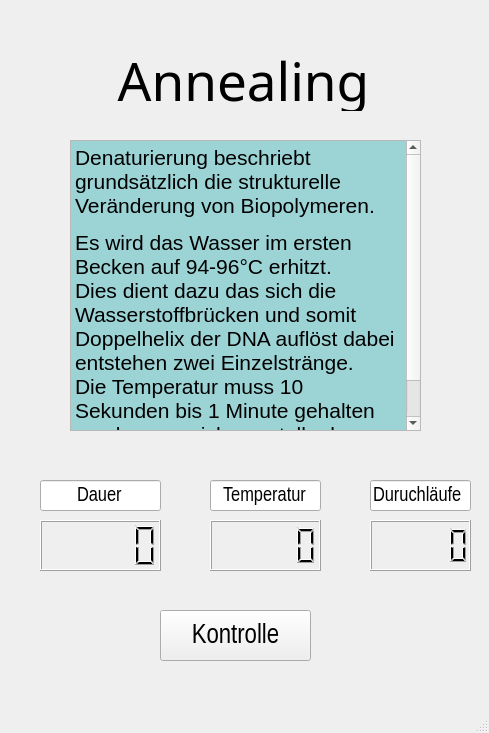
First picture: the form in dipl_Phasenablauf/AblaufWindowAneal_v1.ui, repository diplomarbeit-PCR/Diplomarbeit_PCR, before the edit.
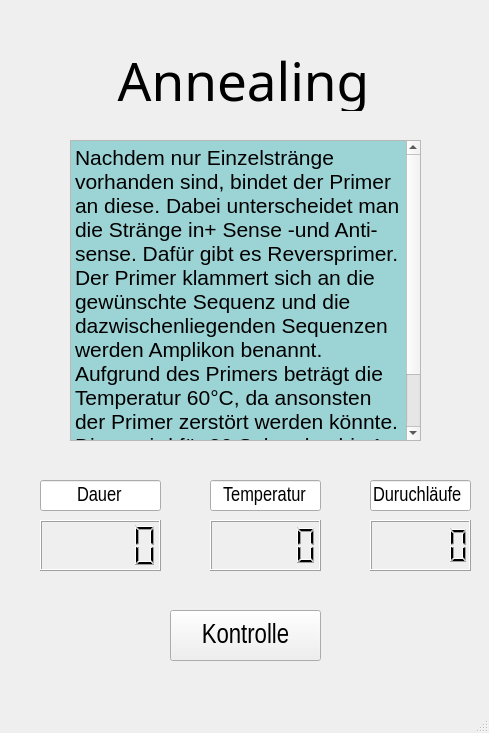
Second picture: the form after the edit.

The edit to the form file:
```diff
--- a/dipl_Phasenablauf/AblaufWindowAneal_v1.ui
+++ b/dipl_Phasenablauf/AblaufWindowAneal_v1.ui
@@ -20,9 +20,12 @@
       <x>70</x>
       <y>140</y>
       <width>351</width>
-      <height>291</height>
+      <height>301</height>
      </rect>
     </property>
+    <property name="readOnly">
+     <bool>true</bool>
+    </property>
     <property name="html">
      <string>&lt;!DOCTYPE HTML PUBLIC &quot;-//W3C//DTD HTML 4.0//EN&quot; &quot;http://www.w3.org/TR/REC-html40/strict.dtd&quot;&gt;
 &lt;html&gt;&lt;head&gt;&lt;meta name=&quot;qrichtext&quot; content=&quot;1&quot; /&gt;&lt;meta charset=&quot;utf-8&quot; /&gt;&lt;style type=&quot;text/css&quot;&gt;
@@ -31,8 +34,7 @@
 li.unchecked::marker { content: &quot;\2610&quot;; }
 li.checked::marker { content: &quot;\2612&quot;; }
 &lt;/style&gt;&lt;/head&gt;&lt;body style=&quot; font-family:'Segoe UI'; font-size:9pt; font-weight:400; font-style:normal;&quot; bgcolor=&quot;#9cd4d6&quot;&gt;
-&lt;p style=&quot; margin-top:12px; margin-bottom:12px; margin-left:0px; margin-right:0px; -qt-block-indent:0; text-indent:0px;&quot;&gt;&lt;span style=&quot; font-family:'Arial Narrow','sans-serif'; font-size:16pt;&quot;&gt;Denaturierung beschriebt grundsätzlich die strukturelle Veränderung von Biopolymeren.&lt;/span&gt;&lt;/p&gt;
-&lt;p style=&quot; margin-top:12px; margin-bottom:12px; margin-left:0px; margin-right:0px; -qt-block-indent:0; text-indent:0px;&quot;&gt;&lt;span style=&quot; font-family:'Arial Narrow','sans-serif'; font-size:16pt;&quot;&gt;Es wird das Wasser im ersten Becken auf 94-96°C erhitzt. &lt;br /&gt;Dies dient dazu das sich die Wasserstoffbrücken und somit Doppelhelix der DNA auflöst dabei entstehen zwei Einzelstränge. &lt;br /&gt;Die Temperatur muss 10 Sekunden bis 1 Minute gehalten werden, um sicherzustelle das jede Doppelhelix zerstört wurde.&lt;/span&gt;&lt;span style=&quot; font-family:'Arial Narrow'; font-size:16pt;&quot;&gt; &lt;/span&gt;&lt;/p&gt;&lt;/body&gt;&lt;/html&gt;</string>
+&lt;p style=&quot; margin-top:12px; margin-bottom:12px; margin-left:0px; margin-right:0px; -qt-block-indent:0; text-indent:0px;&quot;&gt;&lt;span style=&quot; font-family:'Arial Narrow','sans-serif'; font-size:16pt;&quot;&gt;Nachdem nur Einzelstränge vorhanden sind, bindet der Primer an diese. Dabei unterscheidet man die Stränge in+ Sense -und Anti-sense. Dafür gibt es Reversprimer. Der Primer klammert sich an die gewünschte Sequenz und die dazwischenliegenden Sequenzen werden Amplikon benannt. Aufgrund des Primers beträgt die Temperatur 60°C, da ansonsten der Primer zerstört werden könnte. Diese wird für 30 Sekunden bis 1 Minute gehalten. Ein Strang hat ein 3‘ und ein 5‘ Anfang. &lt;/span&gt;&lt;/p&gt;&lt;/body&gt;&lt;/html&gt;</string>
     </property>
    </widget>
    <widget class="QLabel" name="label">
@@ -61,7 +63,7 @@
    <widget class="QPushButton" name="btn_Kontrolle">
     <property name="geometry">
      <rect>
-      <x>160</x>
+      <x>170</x>
       <y>610</y>
       <width>151</width>
       <height>51</height>
```
Left out of the diff: 2 changed lines with no effect on the pictures.
